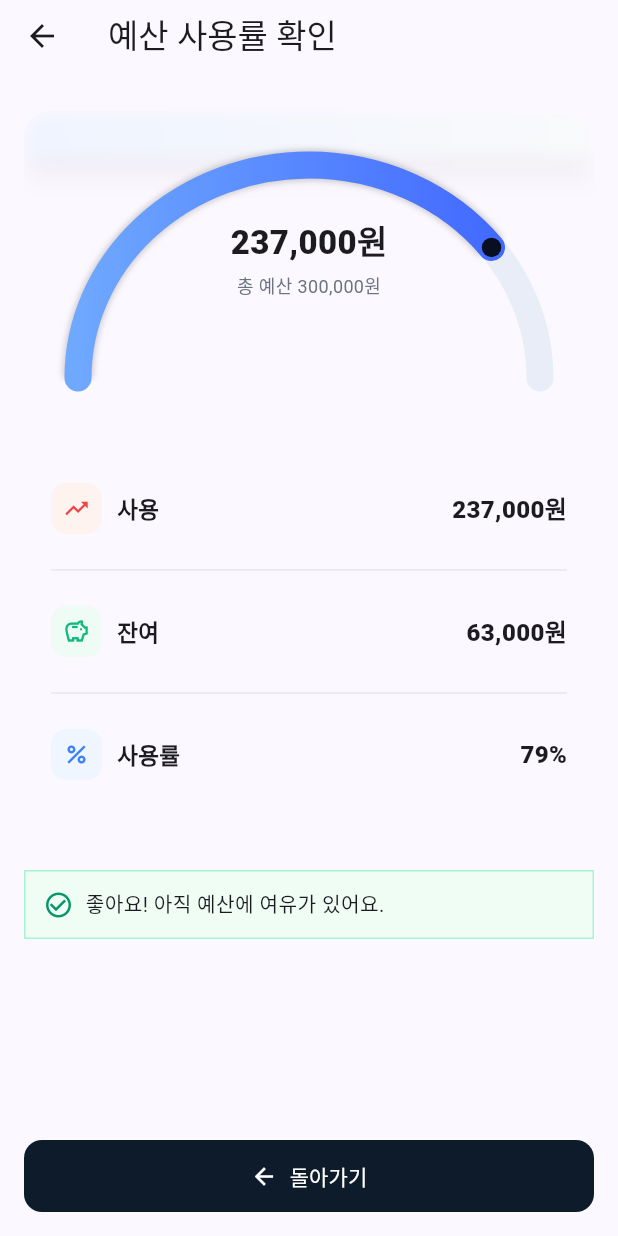
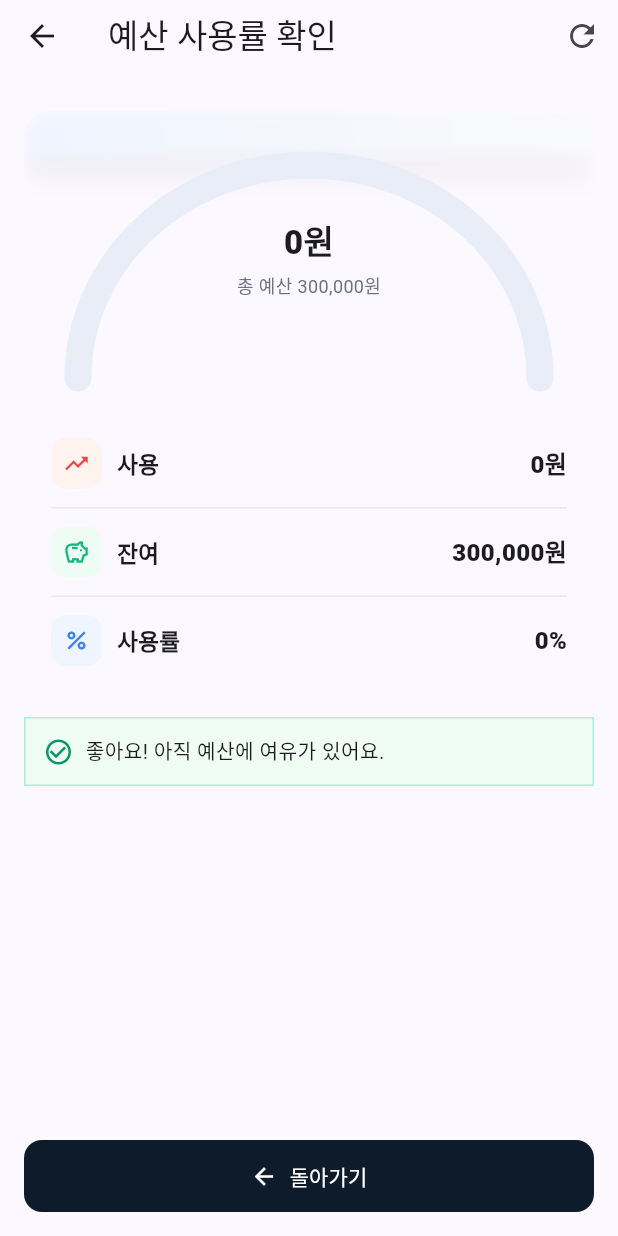
Before and after one commit to motowallet/molet-flutter, a Flutter app: the BudgetUsagePage screen opened directly, on a phone screen of 412 x 824 dp. Run offline on Flutter 3.47's test engine with Material 3 defaults, Android fonts, the phone set to English and light mode, and no system bars; our stand-ins replace shared_preferences; missing offline and left inert: kakao_flutter_sdk_common, kakao_flutter_sdk_user; accounts and stored records are empty.

Commit message:
feat: 예산 날짜 지정 추가

```diff
--- a/lib/features/budget/budget_usage_page.dart
+++ b/lib/features/budget/budget_usage_page.dart
@@ -2,20 +2,75 @@ import 'dart:math' as math;
 import 'dart:ui';
 import 'package:flutter/material.dart';
 import 'package:intl/intl.dart';
+import 'package:shared_preferences/shared_preferences.dart';
 
-class BudgetUsagePage extends StatelessWidget {
+class BudgetUsagePage extends StatefulWidget {
   const BudgetUsagePage({super.key});
 
   @override
+  State<BudgetUsagePage> createState() => _BudgetUsagePageState();
+}
+
+class _BudgetUsagePageState extends State<BudgetUsagePage> {
+  bool _loading = true;
+  int _total = 0; // 총 예산
+  int _used = 0;  // 이번 달 사용액
+
+  @override
+  void initState() {
+    super.initState();
+    _load();
+  }
+
+  String _ym([DateTime? d]) {
+    final n = d ?? DateTime.now();
+    return '${n.year}${n.month.toString().padLeft(2, '0')}';
+  }
+
+  Future<void> _load() async {
+    setState(() => _loading = true);
+    final sp = await SharedPreferences.getInstance();
+    final ym = _ym();
+
+    // BudgetLimitPage에서 저장해야 하는 키:
+    //   'budget_limit_YYYYMM'  (총 예산)
+    // WalletService.pay()/transfer()에서 누적해 둔 키:
+    //   'budget_used_YYYYMM'   (이번 달 사용액)
+    final total = sp.getInt('budget_limit_$ym') ?? 300000; // 기본값 30만
+    final used  = sp.getInt('budget_used_$ym')  ?? 0;
+
+    if (!mounted) return;
+    setState(() {
+      _total = total;
+      _used  = used.clamp(0, total); // total 없을 땐 그대로 표시하고 싶으면 이 줄 수정
+      _loading = false;
+    });
+  }
+
+  @override
   Widget build(BuildContext context) {
-    // 데이터
-    const total = 300000, usage = 0.79;
-    final used = (total * usage).toInt(), remaining = total - used;
+    if (_loading) {
+      return Scaffold(
+        appBar: AppBar(title: const Text('예산 사용률 확인'), toolbarHeight: 48),
+        body: const Center(child: CircularProgressIndicator()),
+      );
+    }
+
     final won = NumberFormat('#,###');
+    final total = _total;
+    final used = _used;
+    final remaining = (total > 0) ? (total - used).clamp(0, total) : 0;
+    final usage = (total > 0) ? (used / total).clamp(0.0, 1.0) : 0.0;
     final danger = usage >= .8;
 
     return Scaffold(
-      appBar: AppBar(title: const Text('예산 사용률 확인'), toolbarHeight: 48),
+      appBar: AppBar(
+        title: const Text('예산 사용률 확인'),
+        toolbarHeight: 48,
+        actions: [
+          IconButton(icon: const Icon(Icons.refresh), onPressed: _load),
+        ],
+      ),
       body: Padding(
         padding: const EdgeInsets.fromLTRB(16, 12, 16, 16),
         child: Column(
@@ -34,8 +89,12 @@ class BudgetUsagePage extends StatelessWidget {
                     decoration: const BoxDecoration(
                       gradient: LinearGradient(
                         colors: [Color(0xFFEFF4FF), Color(0xFFF9FAFB)],
-                          begin: Alignment.topLeft, end: Alignment.bottomRight),
-                      boxShadow: [BoxShadow(color: Color(0x11000000), blurRadius: 14, offset: Offset(0, 8))],
+                        begin: Alignment.topLeft,
+                        end: Alignment.bottomRight,
+                      ),
+                      boxShadow: [
+                        BoxShadow(color: Color(0x11000000), blurRadius: 14, offset: Offset(0, 8)),
+                      ],
                     ),
                   ),
                   BackdropFilter(
@@ -49,7 +108,7 @@ class BudgetUsagePage extends StatelessWidget {
                         SizedBox(
                           height: 160,
                           child: TweenAnimationBuilder<double>(
-                            tween: Tween(begin: 0, end: usage.clamp(0, 1)),
+                            tween: Tween(begin: 0, end: usage),
                             duration: const Duration(milliseconds: 800),
                             curve: Curves.easeOutCubic,
                             builder: (_, v, __) => CustomPaint(
@@ -57,7 +116,9 @@ class BudgetUsagePage extends StatelessWidget {
                                 progress: v,
                                 gradient: const LinearGradient(
                                   colors: [Color(0xFF6EA8FF), Color(0xFF3E63FF)],
-                                    begin: Alignment.centerLeft, end: Alignment.centerRight),
+                                  begin: Alignment.centerLeft,
+                                  end: Alignment.centerRight,
+                                ),
                               ),
                               child: Center(
                                 child: TweenAnimationBuilder<int>(
@@ -79,9 +140,8 @@ class BudgetUsagePage extends StatelessWidget {
                             ),
                           ),
                         ),
-                        const SizedBox(height: 70),
+                        const SizedBox(height: 40),
 
-                        // 세 줄(아이콘 + 라벨 + 값) + Divider
                         _infoRow(
                           icon: Icons.trending_up,
                           iconBg: const Color(0xFFFFF3F0),
@@ -89,7 +149,7 @@ class BudgetUsagePage extends StatelessWidget {
                           label: '사용',
                           value: '${won.format(used)}원',
                         ),
-                        const Divider(height: 48, thickness: 1, color: Color(0xFFE5E7EB)),
+                        const Divider(height: 25, thickness: 1, color: Color(0xFFE5E7EB)),
 
                         _infoRow(
                           icon: Icons.savings_outlined,
@@ -98,7 +158,7 @@ class BudgetUsagePage extends StatelessWidget {
                           label: '잔여',
                           value: '${won.format(remaining)}원',
                         ),
-                        const Divider(height: 48, thickness: 1, color: Color(0xFFE5E7EB)),
+                        const Divider(height: 25, thickness: 1, color: Color(0xFFE5E7EB)),
 
                         _infoRow(
                           icon: Icons.percent,
@@ -114,7 +174,7 @@ class BudgetUsagePage extends StatelessWidget {
               ),
             ),
 
-            const SizedBox(height: 46),
+            const SizedBox(height: 20),
 
             // 경고/안내 배너
             Container(
@@ -125,9 +185,13 @@ class BudgetUsagePage extends StatelessWidget {
                 border: Border.all(color: danger ? const Color(0xFFF4B4B4) : const Color(0xFFA7F3D0)),
                 borderRadius: BorderRadius.zero,
               ),
-              child: Row(children: [
-                Icon(danger ? Icons.warning_amber_rounded : Icons.check_circle_outline,
-                    size: 20, color: danger ? const Color(0xFFDC2626) : const Color(0xFF059669)),
+              child: Row(
+                children: [
+                  Icon(
+                    danger ? Icons.warning_amber_rounded : Icons.check_circle_outline,
+                    size: 20,
+                    color: danger ? const Color(0xFFDC2626) : const Color(0xFF059669),
+                  ),
                   const SizedBox(width: 8),
                   Expanded(
                     child: Text(
@@ -135,7 +199,8 @@ class BudgetUsagePage extends StatelessWidget {
                       style: const TextStyle(fontSize: 13.5),
                     ),
                   ),
-              ]),
+                ],
+              ),
             ),
 
             const Spacer(),
@@ -158,7 +223,6 @@ class BudgetUsagePage extends StatelessWidget {
     );
   }
 
-  // 라인 아이템(아이콘 + 라벨 + 값, 귀엽게)
   Widget _infoRow({
     required IconData icon,
     required Color iconBg,
@@ -168,18 +232,15 @@ class BudgetUsagePage extends StatelessWidget {
   }) {
     return Row(
       children: [
-        // 아이콘 배지
         Container(
-          width: 34, height: 34,
+          width: 34,
+          height: 34,
           decoration: BoxDecoration(color: iconBg, borderRadius: BorderRadius.circular(10)),
           alignment: Alignment.center,
           child: Icon(icon, color: iconColor, size: 18),
         ),
         const SizedBox(width: 10),
-        // 라벨
-        Expanded(
-          child: Text(label, style: const TextStyle(fontSize: 15, fontWeight: FontWeight.w600)),
-        ),
+        Expanded(child: Text(label, style: const TextStyle(fontSize: 15, fontWeight: FontWeight.w600))),
         Text(
           value,
           maxLines: 1,
@@ -191,7 +252,6 @@ class BudgetUsagePage extends StatelessWidget {
   }
 }
 
-// 반원 게이지 페인터
 class _PrettySemiGaugePainter extends CustomPainter {
   final double progress;
   final Gradient gradient;
```
Lines whose indentation alone changed are shown as unchanged.
